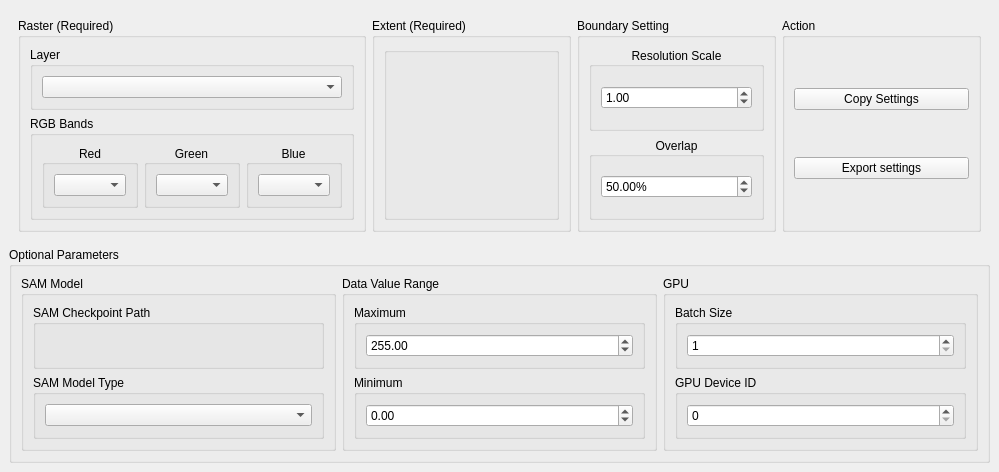
Qt form ui/EncoderCopilot.ui (coolzhao/Geo-SAM) before a commit.
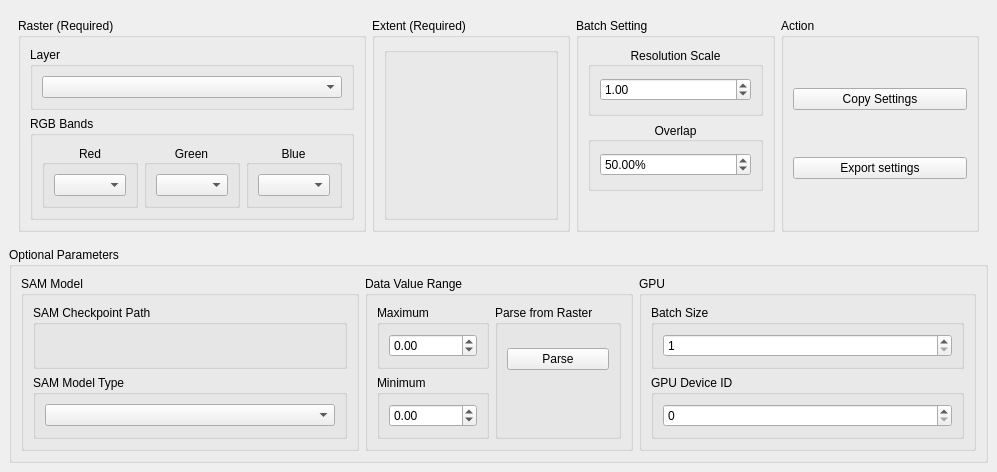
The same form after that commit. Custom widgets are drawn as their Qt base class.

Commit message: using Thread to refine experience of large file

Patch:
```diff
--- a/ui/EncoderCopilot.ui
+++ b/ui/EncoderCopilot.ui
@@ -6,8 +6,8 @@
    <rect>
     <x>0</x>
     <y>0</y>
-    <width>999</width>
-    <height>411</height>
+    <width>997</width>
+    <height>414</height>
    </rect>
   </property>
   <property name="maximumSize">
@@ -54,7 +54,7 @@
          <item row="0" column="2">
           <widget class="QGroupBox" name="groupBox_5">
            <property name="title">
-            <string>Boundary Setting</string>
+            <string>Batch Setting</string>
            </property>
            <layout class="QGridLayout" name="gridLayout_6">
             <item row="0" column="0">
@@ -128,6 +128,28 @@
               </layout>
              </widget>
             </item>
+            <item row="2" column="0">
+             <widget class="QLabel" name="label_batch_settings">
+              <property name="sizePolicy">
+               <sizepolicy hsizetype="Preferred" vsizetype="Fixed">
+                <horstretch>0</horstretch>
+                <verstretch>0</verstretch>
+               </sizepolicy>
+              </property>
+              <property name="minimumSize">
+               <size>
+                <width>0</width>
+                <height>23</height>
+               </size>
+              </property>
+              <property name="text">
+               <string/>
+              </property>
+              <property name="alignment">
+               <set>Qt::AlignCenter</set>
+              </property>
+             </widget>
+            </item>
            </layout>
           </widget>
          </item>
@@ -243,7 +265,7 @@
         <property name="scrollOnExpand">
          <bool>true</bool>
         </property>
-        <layout class="QHBoxLayout" name="horizontalLayout_3" stretch="1,1,1">
+        <layout class="QHBoxLayout" name="horizontalLayout_3" stretch="1,0,1">
          <item>
           <widget class="QGroupBox" name="groupBox_13">
            <property name="title">
@@ -282,8 +304,8 @@
            <property name="title">
             <string>Data Value Range</string>
            </property>
-           <layout class="QVBoxLayout" name="verticalLayout_5">
-            <item>
+           <layout class="QGridLayout" name="gridLayout_13">
+            <item row="0" column="0">
              <widget class="QGroupBox" name="groupBox_17">
               <property name="title">
                <string>Maximum</string>
@@ -292,32 +314,82 @@
                <item>
                 <widget class="QDoubleSpinBox" name="MaxValueBox">
                  <property name="minimum">
-                  <double>-9999999999999999493871352970740188669636450110134100730839040.000000000000000</double>
+                  <double>-100000000000000007629769841091887003294964970946560.000000000000000</double>
                  </property>
                  <property name="maximum">
-                  <double>99999999999999991611392.000000000000000</double>
+                  <double>999999999999999943801810948794571024057224129020550531544123892056457216.000000000000000</double>
                  </property>
-                 <property name="value">
-                  <double>255.000000000000000</double>
+                 <property name="clearValue">
+                  <bool>true</bool>
                  </property>
                 </widget>
                </item>
               </layout>
              </widget>
             </item>
-            <item>
+            <item row="0" column="1" rowspan="2">
+             <widget class="QGroupBox" name="groupBox_21">
+              <property name="title">
+               <string>Parse from Raster</string>
+              </property>
+              <layout class="QVBoxLayout" name="verticalLayout_3">
+               <item>
+                <widget class="QPushButton" name="pushButton_parse_raster">
+                 <property name="sizePolicy">
+                  <sizepolicy hsizetype="Preferred" vsizetype="Fixed">
+                   <horstretch>0</horstretch>
+                   <verstretch>0</verstretch>
+                  </sizepolicy>
+                 </property>
+                 <property name="minimumSize">
+                  <size>
+                   <width>0</width>
+                   <height>20</height>
+                  </size>
+                 </property>
+                 <property name="text">
+                  <string>Parse</string>
+                 </property>
+                </widget>
+               </item>
+               <item>
+                <widget class="QLabel" name="label_range_status">
+                 <property name="sizePolicy">
+                  <sizepolicy hsizetype="Preferred" vsizetype="Fixed">
+                   <horstretch>0</horstretch>
+                   <verstretch>0</verstretch>
+                  </sizepolicy>
+                 </property>
+                 <property name="minimumSize">
+                  <size>
+                   <width>0</width>
+                   <height>23</height>
+                  </size>
+                 </property>
+                 <property name="text">
+                  <string/>
+                 </property>
+                 <property name="alignment">
+                  <set>Qt::AlignCenter</set>
+                 </property>
+                </widget>
+               </item>
+              </layout>
+             </widget>
+            </item>
+            <item row="1" column="0">
              <widget class="QGroupBox" name="groupBox_16">
               <property name="title">
                <string>Minimum</string>
               </property>
-              <layout class="QVBoxLayout" name="verticalLayout_3">
+              <layout class="QVBoxLayout" name="verticalLayout_5">
                <item>
-                <widget class="QDoubleSpinBox" name="MinValueBox">
+                <widget class="QgsDoubleSpinBox" name="MinValueBox">
                  <property name="minimum">
-                  <double>-100000000000000004384584304507619735463404765184.000000000000000</double>
+                  <double>-9999999999999999464902769475481793196872414789632.000000000000000</double>
                  </property>
                  <property name="maximum">
-                  <double>100000000000000000620008645040778319495168.000000000000000</double>
+                  <double>100000000000000001463069523067487303097004298786465505927861078716979636425114821591040.000000000000000</double>
                  </property>
                 </widget>
                </item>
```
Left out of the diff: 2 changed lines with no effect on the pictures. The commit also changes 1 other file.
